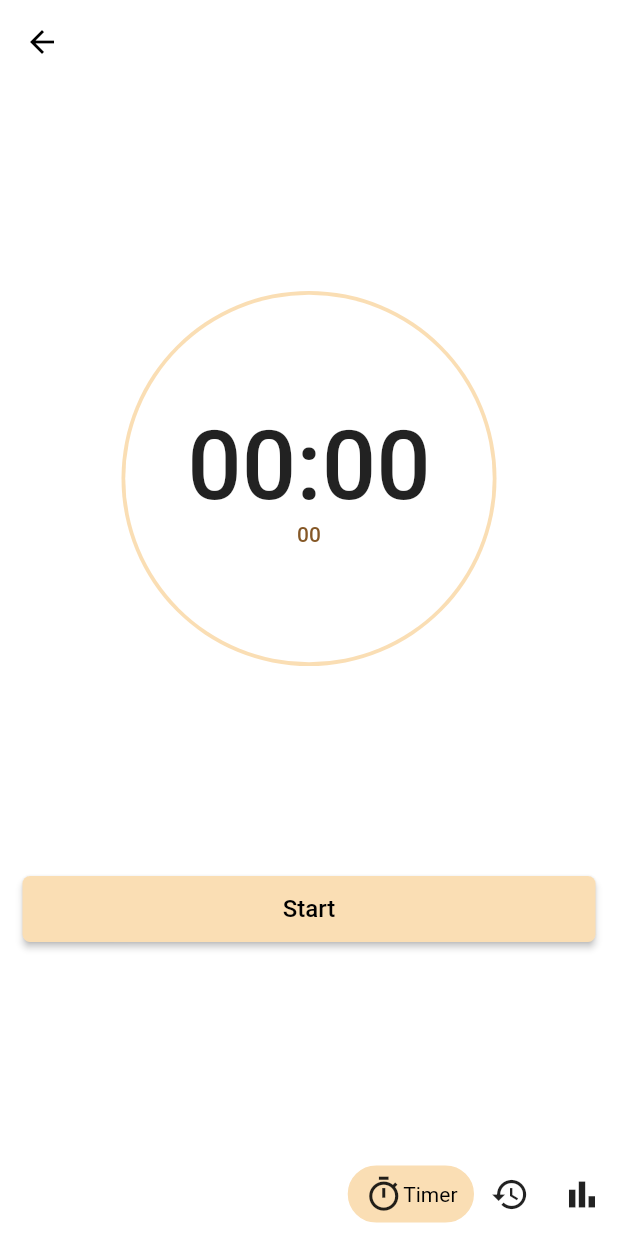
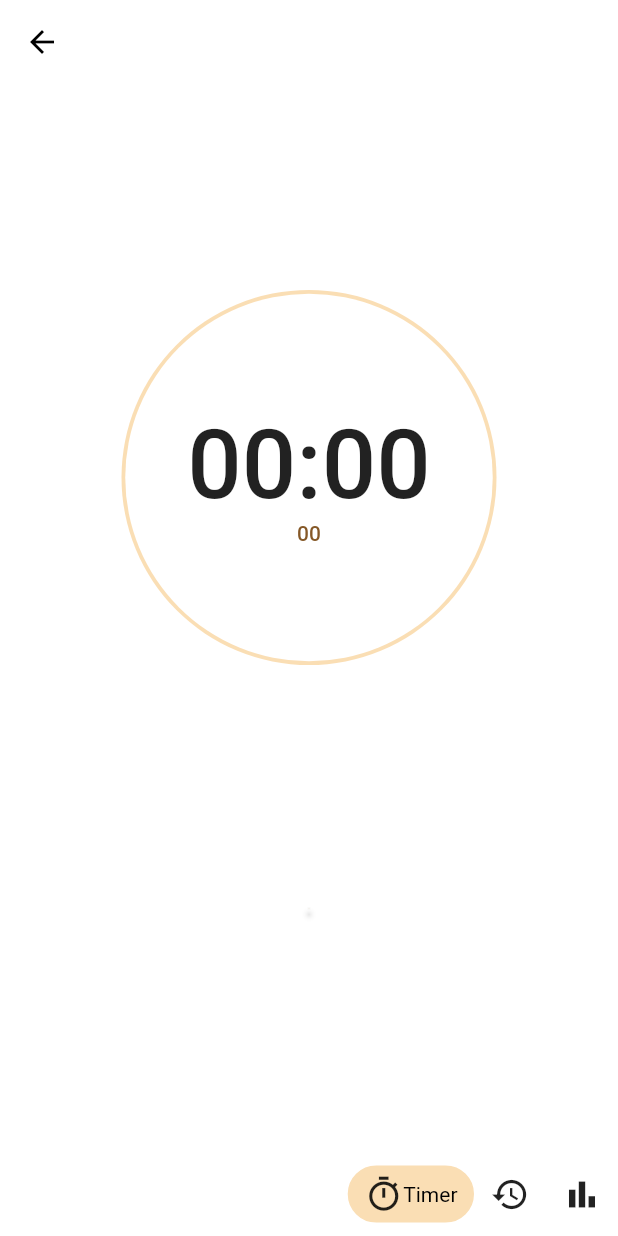
Before and after one commit to scheiermannandre/my_time, a Flutter app: the ProjectPage screen opened by its route, after a tap on "Start", after a tap on "Pause", after a tap on "Finish", on a phone screen of 412 x 824 dp. Run offline on Flutter 3.47's test engine with Material 2 defaults, Android fonts, the phone set to English and light mode, and no system bars; our stand-ins replace go_router.

Commit message:
implemented animated start/pause/finish button + refactoring

```diff
--- /dev/null
+++ b/lib/logic/custom_timer.dart
@@ -0,0 +1,51 @@
+import 'dart:async';
+
+class CustomTimer {
+  Timer? _timer;
+  final Function stateCallback;
+  Duration duration = const Duration(seconds: 0);
+  final int secondsPerDay = 86400;
+  CustomTimer({required this.stateCallback});
+  bool isActive() {
+    if (_timer == null) {
+      return false;
+    } else {
+      return _timer!.isActive;
+    }
+  }
+
+  void startTimer() {
+    _timer = Timer.periodic(const Duration(seconds: 1), (_) => _addTime());
+  }
+
+  void stopTimer() {
+    if (_timer == null) {
+      return;
+    }
+    _timer?.cancel();
+    _timer = null;
+    duration = const Duration(seconds: 0);
+    stateCallback();
+  }
+
+  void _addTime() {
+    if (duration.inSeconds >= secondsPerDay - 1) {
+      stopTimer();
+    } else {
+      int seconds = duration.inSeconds + 1;
+      duration = Duration(seconds: seconds);
+      stateCallback();
+    }
+  }
+
+  void pauseResumeTimer() {
+    if (_timer == null) {
+      return;
+    }
+    if (_timer!.isActive) {
+      _timer?.cancel();
+    } else {
+      startTimer();
+    }
+  }
+}
--- a/lib/main.dart
+++ b/lib/main.dart
@@ -1,4 +1,5 @@
 import 'package:flutter/material.dart';
+import 'package:my_time/global/globals.dart';
 import 'package:my_time/routing/route_generator.dart';
 
 void main() {
@@ -19,7 +20,7 @@ class MyApp extends StatelessWidget {
       ),
       onGenerateRoute: RouteGenerator.generateRoute,
       //routerConfig: _router,
-      //home: const HomePage(),
+      //home: const Test(),
     );
   }
 
@@ -44,7 +45,6 @@ class MyApp extends StatelessWidget {
 //   // //   ],
 //   // // );
 }
-
 
 // // import 'package:flutter/material.dart';
 
--- a/lib/pages/project_page.dart
+++ b/lib/pages/project_page.dart
@@ -1,10 +1,9 @@
-import 'dart:async';
-
-import 'package:assorted_layout_widgets/assorted_layout_widgets.dart';
 import 'package:flutter/material.dart';
-import 'package:flutter/scheduler.dart';
 import 'package:my_time/global/globals.dart';
+import 'package:my_time/logic/custom_timer.dart';
 import 'package:my_time/widgets/custom_nav_bar.dart';
+import 'package:my_time/widgets/slide_in_text.dart';
+import 'package:my_time/widgets/timer_widget.dart';
 
 class ProjectPage extends StatefulWidget {
   const ProjectPage({super.key});
@@ -13,188 +12,44 @@ class ProjectPage extends StatefulWidget {
   State<ProjectPage> createState() => _ProjectPageState();
 }
 
-class _ProjectPageState extends State<ProjectPage> {
+class _ProjectPageState extends State<ProjectPage>
+    with TickerProviderStateMixin {
   late PageController _pageController;
   late int initialPage = 0;
+  late AnimationController animationController;
+  late CustomTimer timer;
   @override
   void initState() {
+    animationController = AnimationController(
+        duration: const Duration(milliseconds: 2000),
+        reverseDuration: const Duration(milliseconds: 2000),
+        vsync: this);
     super.initState();
     _pageController = PageController(initialPage: initialPage);
+    timer = CustomTimer(stateCallback: () {
+      setState(() {});
+    });
   }
 
   @override
   void dispose() {
     _pageController.dispose();
+    animationController.dispose();
     super.dispose();
-  }
-
-  bool showStartTime = false;
-  DateTime startTime = DateTime(0);
-  bool showEndTime = false;
-  DateTime endTime = DateTime(0);
-  static const String btnStringStart = "Start Time";
-  static const String btnStringEnd = "Stop Time";
-  static const String btnStringSave = "Save Time";
-  final Stopwatch stopwatch = Stopwatch();
-
-  String btnText = btnStringStart;
-  Timer? timer;
-  Duration duration = Duration(seconds: 0);
-
-  bool timerIsActive = false;
-  final int secondsPerDay = 86400;
-
-  void startTimer() {
-    timerIsActive = true;
-    timer = Timer.periodic(Duration(seconds: 1), (_) => addTime());
-  }
-
-  void addTime() {
-    if (duration.inSeconds >= secondsPerDay - 1) {
-      stopTimer();
-      timerIsActive = false;
-    } else {
-      int seconds = duration.inSeconds + 1;
-      setState(() {
-        duration = Duration(seconds: seconds);
-      });
-    }
-  }
-
-  void stopTimer({bool resets = true}) {
-    setState(() {
-      btnText = btnStringStart;
-      timerIsActive = false;
-      timer?.cancel();
-      duration = Duration(seconds: 0);
-    });
-  }
-
-  Widget _buildTimeDisplay() {
-    String twoDigits(int n) => n.toString().padLeft(2, '0');
-    final String hours = twoDigits(duration.inHours.remainder(24));
-    final String minutes = twoDigits(duration.inMinutes.remainder(60));
-    final String seconds = twoDigits(duration.inSeconds.remainder(60));
-    return Container(
-      alignment: Alignment.center,
-      height: 250,
-      decoration: const BoxDecoration(
-          color: GlobalProperties.SecondaryAccentColor, shape: BoxShape.circle),
-      child: Container(
-        alignment: Alignment.center,
-        height: 245,
-        decoration: const BoxDecoration(
-            color: GlobalProperties.BackgroundColor, shape: BoxShape.circle),
-        child: Column(
-          mainAxisAlignment: MainAxisAlignment.center,
-          children: [
-            Row(
-              mainAxisAlignment: MainAxisAlignment.center,
-              children: [
-                Text(
-                  hours,
-                  style: TextStyle(fontSize: 64, fontWeight: FontWeight.w500),
-                ),
-                Text(
-                  ":",
-                  style: TextStyle(fontSize: 64, fontWeight: FontWeight.w500),
-                ),
-                Text(
-                  minutes,
-                  style: TextStyle(fontSize: 64, fontWeight: FontWeight.w500),
-                ),
-              ],
-            ),
-            Text(
-              seconds,
-              style: TextStyle(
-                  fontWeight: FontWeight.w500, color: Color(0xff855827)),
-            )
-          ],
-        ),
-      ),
-    );
-  }
-
-  Widget _buildButtons() {
-    if (!timerIsActive) {
-      return ElevatedButton(
-        style: ElevatedButton.styleFrom(
-          padding: const EdgeInsets.all(12.5),
-          backgroundColor: GlobalProperties.SecondaryAccentColor,
-          shape: RoundedRectangleBorder(
-            borderRadius: BorderRadius.circular(5), // <-- Radius
-          ),
-        ),
-        onPressed: () {
-          setState(
-            () {
-              if (!timerIsActive) {
-                btnText = btnStringEnd;
-                startTimer();
-              }
-            },
-          );
-        },
-        child: const Text(
-          "Start",
-          style:
-              TextStyle(fontSize: 16, color: GlobalProperties.TextAndIconColor),
-        ),
-      );
-    } else {
-      return Row(
-        mainAxisAlignment: MainAxisAlignment.spaceEvenly,
-        children: [
-          ElevatedButton(
-            style: ElevatedButton.styleFrom(
-              padding: const EdgeInsets.all(12.5),
-              backgroundColor: GlobalProperties.SecondaryAccentColor,
-              shape: RoundedRectangleBorder(
-                borderRadius: BorderRadius.circular(5), // <-- Radius
-              ),
-            ),
-            onPressed: () {},
-            child: const Text(
-              "Pause",
-              style: TextStyle(
-                  fontSize: 16, color: GlobalProperties.TextAndIconColor),
-            ),
-          ),
-          ElevatedButton(
-            style: ElevatedButton.styleFrom(
-              padding: const EdgeInsets.all(12.5),
-              backgroundColor: GlobalProperties.SecondaryAccentColor,
-              shape: RoundedRectangleBorder(
-                borderRadius: BorderRadius.circular(5), // <-- Radius
-              ),
-            ),
-            onPressed: () {
-              stopTimer();
-            },
-            child: const Text(
-              "Finish",
-              style: TextStyle(
-                  fontSize: 16, color: GlobalProperties.TextAndIconColor),
-            ),
-          )
-        ],
-      );
-    }
   }
 
 //New
   void _onItemTapped(int index) {
     setState(() {
       _pageController.animateToPage(index,
-          duration: Duration(milliseconds: 500), curve: Curves.easeOut);
+          duration: const Duration(milliseconds: 500), curve: Curves.easeOut);
     });
   }
 
   List<Widget> _buildTmpHistoryChilds() {
     List<Widget> childs = [];
 
-    for (int i = 0; i <= 100; i++) {
+    for (int i = 0; i <= 20; i++) {
       childs.add(ListTile(
         title: Text("Tile$i"),
       ));
@@ -248,15 +103,9 @@ class _ProjectPageState extends State<ProjectPage> {
         controller: _pageController,
         onPageChanged: (index) {},
         children: <Widget>[
-          Padding(
-            padding: const EdgeInsets.only(left: 15, right: 15),
-            child: Center(
-              child: Column(
-                crossAxisAlignment: CrossAxisAlignment.stretch,
-                mainAxisAlignment: MainAxisAlignment.spaceEvenly,
-                children: [_buildTimeDisplay(), _buildButtons()],
-              ),
-            ),
+          TimerWidget(
+            controller: animationController,
+            timer: timer,
           ),
           SingleChildScrollView(
             child: Column(children: _buildTmpHistoryChilds()),
--- a/lib/widgets/custom_nav_bar.dart
+++ b/lib/widgets/custom_nav_bar.dart
@@ -1,6 +1,7 @@
 import 'dart:async';
 
 import 'package:flutter/material.dart';
+import 'package:my_time/widgets/slide_in_text.dart';
 
 class CustomNavBar extends StatefulWidget {
   final ValueChanged<int>? onTap;
@@ -87,59 +88,6 @@ class _CustomNavBarState extends State<CustomNavBar> {
         mainAxisAlignment: widget.mainAxisAlignment,
         children: _buildItems(),
       ),
-    );
-  }
-}
-
-class ShowUp extends StatefulWidget {
-  final Widget child;
-  final int delay;
-
-  ShowUp({required this.child, this.delay = 0});
-
-  @override
-  _ShowUpState createState() => _ShowUpState();
-}
-
-class _ShowUpState extends State<ShowUp> with TickerProviderStateMixin {
-  late AnimationController _animController;
-  late Animation<Offset> _animOffset;
-
-  @override
-  void initState() {
-    super.initState();
-
-    _animController =
-        AnimationController(vsync: this, duration: Duration(milliseconds: 500));
-    final curve =
-        CurvedAnimation(curve: Curves.decelerate, parent: _animController);
-    _animOffset =
-        Tween<Offset>(begin: const Offset(-0.1, 0.0), end: Offset.zero)
-            .animate(curve);
-
-    if (widget.delay == null) {
-      _animController.forward();
-    } else {
-      Timer(Duration(milliseconds: widget.delay), () {
-        _animController.forward();
-      });
-    }
-  }
-
-  @override
-  void dispose() {
-    _animController.dispose();
-    super.dispose();
-  }
-
-  @override
-  Widget build(BuildContext context) {
-    return FadeTransition(
-      child: SlideTransition(
-        position: _animOffset,
-        child: widget.child,
-      ),
-      opacity: _animController,
     );
   }
 }
--- /dev/null
+++ b/lib/widgets/slide_in_text.dart
@@ -0,0 +1,57 @@
+
+import 'dart:async';
+
+import 'package:flutter/material.dart';
+
+class ShowUp extends StatefulWidget {
+  final Widget child;
+  final int delay;
+
+  ShowUp({required this.child, this.delay = 0});
+
+  @override
+  _ShowUpState createState() => _ShowUpState();
+}
+
+class _ShowUpState extends State<ShowUp> with TickerProviderStateMixin {
+  late AnimationController _animController;
+  late Animation<Offset> _animOffset;
+
+  @override
+  void initState() {
+    super.initState();
+
+    _animController =
+        AnimationController(vsync: this, duration: Duration(milliseconds: 500));
+    final curve =
+        CurvedAnimation(curve: Curves.decelerate, parent: _animController);
+    _animOffset =
+        Tween<Offset>(begin: const Offset(-0.1, 0.0), end: Offset.zero)
+            .animate(curve);
+
+    if (widget.delay == null) {
+      _animController.forward();
+    } else {
+      Timer(Duration(milliseconds: widget.delay), () {
+        _animController.forward();
+      });
+    }
+  }
+
+  @override
+  void dispose() {
+    _animController.dispose();
+    super.dispose();
+  }
+
+  @override
+  Widget build(BuildContext context) {
+    return FadeTransition(
+      child: SlideTransition(
+        position: _animOffset,
+        child: widget.child,
+      ),
+      opacity: _animController,
+    );
+  }
+}
--- /dev/null
+++ b/lib/widgets/staggered_buttons.dart
@@ -0,0 +1,238 @@
+import 'package:flutter/material.dart';
+import 'package:my_time/global/globals.dart';
+
+class StaggeredButtons extends StatefulWidget {
+  final Function onStart;
+  final Function onFinish;
+  final Function onPause;
+  final AnimationController controller;
+  late bool timerIsActive;
+  StaggeredButtons(
+      {super.key,
+      required this.onStart,
+      required this.onFinish,
+      required this.onPause,
+      required this.controller,
+      required this.timerIsActive});
+
+  @override
+  State<StaggeredButtons> createState() => _StaggeredButtonsState();
+}
+
+class _StaggeredButtonsState extends State<StaggeredButtons>
+    with TickerProviderStateMixin {
+  late Animation<Size> size;
+  late Animation<double> opacity;
+  late Animation<Size> size2;
+  late Animation<double> opacity1;
+
+  @override
+  void initState() {
+    super.initState();
+
+    opacity = Tween<double>(begin: 1, end: 0).animate(
+      CurvedAnimation(
+        parent: widget.controller.view,
+        curve: const Interval(
+          0,
+          .25,
+          curve: Curves.easeInOut,
+        ),
+      ),
+    );
+    size = TweenSequence<Size>(
+      <TweenSequenceItem<Size>>[
+        // Animate from .5 to 1 in the first 40/80th of this animation
+        TweenSequenceItem<Size>(
+          tween: Tween<Size>(begin: Size(500, 50), end: Size(50.0, 50))
+              .chain(CurveTween(curve: Curves.ease)),
+          weight: 80.0,
+        ),
+        // Maintain still at 1.0 for 20/80th
+        TweenSequenceItem<Size>(
+          tween: ConstantTween<Size>(Size(50.0, 50)),
+          weight: 20.0,
+        ),
+        // Animate back from 1 to 0.5 for the last 40/80th
+        TweenSequenceItem<Size>(
+          tween: Tween<Size>(begin: Size(50.0, 50), end: Size(0, 0))
+              .chain(CurveTween(curve: Curves.ease)),
+          weight: 40.0,
+        ),
+      ],
+    ).animate(
+      CurvedAnimation(
+        parent: widget.controller.view,
+        curve: const Interval(
+          0.1,
+          .5,
+          curve: Curves.easeInOut,
+        ),
+      ),
+    );
+    size2 = TweenSequence<Size>(
+      <TweenSequenceItem<Size>>[
+        // Animate from .5 to 1 in the first 40/80th of this animation
+        TweenSequenceItem<Size>(
+          tween: Tween<Size>(begin: Size(0, 0), end: Size(50, 50))
+              .chain(CurveTween(curve: Curves.ease)),
+          weight: 40.0,
+        ),
+        // Maintain still at 1.0 for 20/80th
+        TweenSequenceItem<Size>(
+          tween: ConstantTween<Size>(Size(50, 50)),
+          weight: 20.0,
+        ),
+        // Animate back from 1 to 0.5 for the last 40/80th
+        TweenSequenceItem<Size>(
+          tween: Tween<Size>(begin: Size(50, 50), end: Size(125, 50))
+              .chain(CurveTween(curve: Curves.ease)),
+          weight: 80.0,
+        ),
+      ],
+    ).animate(
+      CurvedAnimation(
+        parent: widget.controller.view,
+        curve: const Interval(
+          0.5,
+          1,
+          curve: Curves.easeInOut,
+        ),
+      ),
+    );
+    opacity1 = Tween<double>(begin: 0, end: 1).animate(
+      CurvedAnimation(
+        parent: widget.controller.view,
+        curve: const Interval(
+          0.75,
+          1,
+          curve: Curves.easeInOut,
+        ),
+      ),
+    );
+  }
+
+  @override
+  void dispose() {
+    super.dispose();
+  }
+
+  String btnPauseStr = "Pause";
+  String btnResumeStr = "Resume";
+  String btnPauseResumeText = "Pause";
+// This function is called each time the controller "ticks" a new frame.
+  // When it runs, all of the animation's values will have been
+  // updated to reflect the controller's current value.
+  Widget _buildAnimation(BuildContext context, Widget? child) {
+    return Column(
+      mainAxisAlignment: MainAxisAlignment.center,
+      crossAxisAlignment: CrossAxisAlignment.center,
+      children: [
+        Container(
+          //alignment: Alignment.center,
+          width: size.value.width,
+          height: size.value.height,
+          child: ElevatedButton(
+            style: ElevatedButton.styleFrom(
+              padding: const EdgeInsets.all(12.5),
+              backgroundColor: GlobalProperties.SecondaryAccentColor,
+              shape: RoundedRectangleBorder(
+                borderRadius: BorderRadius.circular(5), // <-- Radius
+              ),
+            ),
+            onPressed: () {
+              widget.onStart();
+              widget.controller.forward();
+            },
+            child: Opacity(
+              opacity: opacity.value,
+              child: const Text(
+                "Start",
+                style: TextStyle(
+                    fontSize: 16, color: GlobalProperties.TextAndIconColor),
+                maxLines: 1,
+                overflow: TextOverflow.fade,
+              ),
+            ),
+          ),
+        ),
+        Row(
+          mainAxisAlignment: MainAxisAlignment.spaceEvenly,
+          children: [
+            SizedBox(
+              width: size2.value.width,
+              height: size2.value.height,
+              child: ElevatedButton(
+                style: ElevatedButton.styleFrom(
+                  padding: const EdgeInsets.all(12.5),
+                  backgroundColor: GlobalProperties.SecondaryAccentColor,
+                  shape: RoundedRectangleBorder(
+                    borderRadius: BorderRadius.circular(5), // <-- Radius
+                  ),
+                ),
+                onPressed: () {
+                  setState(() {
+                    if (widget.timerIsActive) {
+                      btnPauseResumeText = btnResumeStr;
+                    } else {
+                      btnPauseResumeText = btnPauseStr;
+                    }
+                  });
+                  widget.onPause();
+                },
+                child: Opacity(
+                  opacity: opacity1.value,
+                  child: Text(
+                    btnPauseResumeText,
+                    style: TextStyle(
+                        fontSize: 16, color: GlobalProperties.TextAndIconColor),
+                    maxLines: 1,
+                    overflow: TextOverflow.fade,
+                  ),
+                ),
+              ),
+            ),
+            SizedBox(
+              width: size2.value.width,
+              height: size2.value.height,
+              child: ElevatedButton(
+                style: ElevatedButton.styleFrom(
+                  padding: const EdgeInsets.all(12.5),
+                  backgroundColor: GlobalProperties.SecondaryAccentColor,
+                  shape: RoundedRectangleBorder(
+                    borderRadius: BorderRadius.circular(5), // <-- Radius
+                  ),
+                ),
+                onPressed: () {
+                  widget.onFinish();
+                  widget.controller.reverse();
+                },
+                child: Opacity(
+                  opacity: opacity1.value,
+                  child: const Text(
+                    "Finish",
+                    style: TextStyle(
+                        fontSize: 16, color: GlobalProperties.TextAndIconColor),
+                    maxLines: 1,
+                    overflow: TextOverflow.fade,
+                  ),
+                ),
+              ),
+            ),
+          ],
+        ),
+      ],
+    );
+  }
+
+  @override
+  Widget build(BuildContext context) {
+    return SizedBox(
+      height: 50,
+      child: AnimatedBuilder(
+        builder: _buildAnimation,
+        animation: widget.controller.view,
+      ),
+    );
+  }
+}
--- /dev/null
+++ b/lib/widgets/time_display.dart
@@ -0,0 +1,52 @@
+import 'package:flutter/material.dart';
+import 'package:my_time/global/globals.dart';
+
+class TimeDisplay extends StatelessWidget {
+  final Duration duration;
+  const TimeDisplay({super.key, required this.duration});
+
+  Widget _buildText(String text) {
+    return Text(
+      text,
+      style: const TextStyle(fontSize: 64, fontWeight: FontWeight.w500),
+    );
+  }
+
+  @override
+  Widget build(BuildContext context) {
+    String twoDigits(int n) => n.toString().padLeft(2, '0');
+    final String hours = twoDigits(duration.inHours.remainder(24));
+    final String minutes = twoDigits(duration.inMinutes.remainder(60));
+    final String seconds = twoDigits(duration.inSeconds.remainder(60));
+    return Container(
+      alignment: Alignment.center,
+      height: 250,
+      decoration: const BoxDecoration(
+          color: GlobalProperties.SecondaryAccentColor, shape: BoxShape.circle),
+      child: Container(
+        alignment: Alignment.center,
+        height: 245,
+        decoration: const BoxDecoration(
+            color: GlobalProperties.BackgroundColor, shape: BoxShape.circle),
+        child: Column(
+          mainAxisAlignment: MainAxisAlignment.center,
+          children: [
+            Row(
+              mainAxisAlignment: MainAxisAlignment.center,
+              children: [
+                _buildText(hours),
+                _buildText(":"),
+                _buildText(minutes),
+              ],
+            ),
+            Text(
+              seconds,
+              style: const TextStyle(
+                  fontWeight: FontWeight.w500, color: Color(0xff855827)),
+            )
+          ],
+        ),
+      ),
+    );
+  }
+}
--- /dev/null
+++ b/lib/widgets/timer_widget.dart
@@ -0,0 +1,51 @@
+import 'package:flutter/material.dart';
+import 'package:my_time/logic/custom_timer.dart';
+import 'package:my_time/widgets/staggered_buttons.dart';
+import 'package:my_time/widgets/time_display.dart';
+
+class TimerWidget extends StatefulWidget {
+  late CustomTimer timer;
+  final AnimationController controller;
+  late EdgeInsets padding;
+  TimerWidget(
+      {super.key,
+      required this.timer,
+      required this.controller,
+      this.padding = const EdgeInsets.only(left: 15, right: 15)});
+
+  @override
+  State<TimerWidget> createState() => _TimerWidgetState();
+}
+
+class _TimerWidgetState extends State<TimerWidget> {
+  @override
+  Widget build(BuildContext context) {
+    return Padding(
+      padding: widget.padding,
+      child: Center(
+        child: Column(
+          crossAxisAlignment: CrossAxisAlignment.stretch,
+          mainAxisAlignment: MainAxisAlignment.spaceEvenly,
+          children: [
+            TimeDisplay(duration: widget.timer.duration),
+            StaggeredButtons(
+              controller: widget.controller,
+              timerIsActive: widget.timer.isActive(),
+              onStart: () {
+                widget.timer.startTimer();
+              },
+              onFinish: () {
+                widget.timer.stopTimer();
+              },
+              onPause: () {
+                setState(() {
+                  widget.timer.pauseResumeTimer();
+                });
+              },
+            ),
+          ],
+        ),
+      ),
+    );
+  }
+}
```
